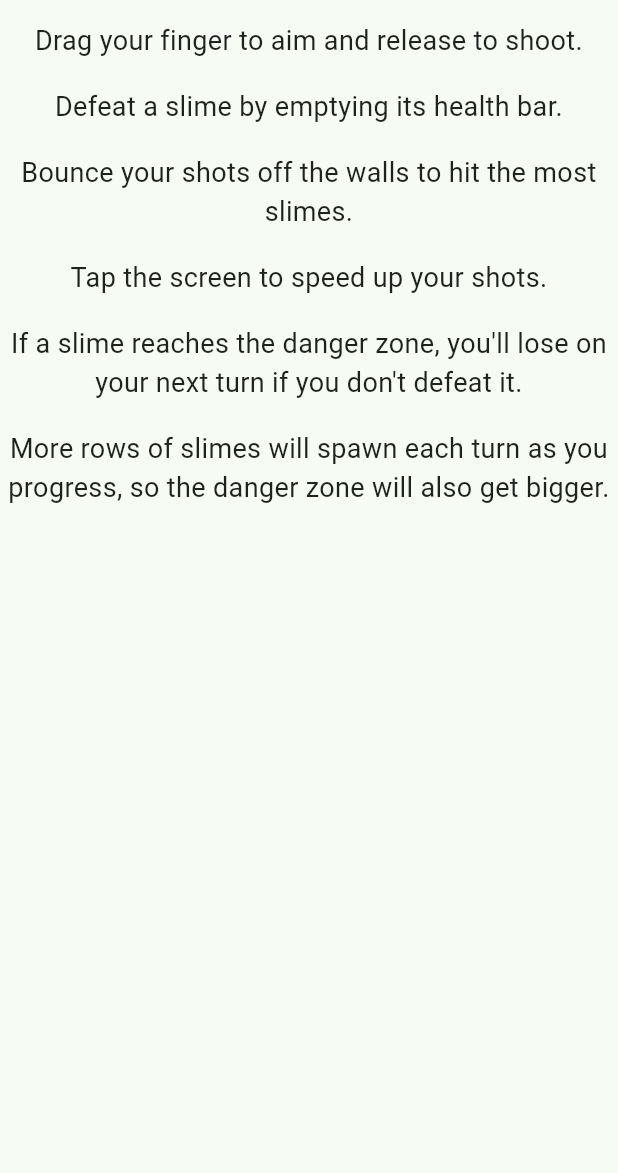
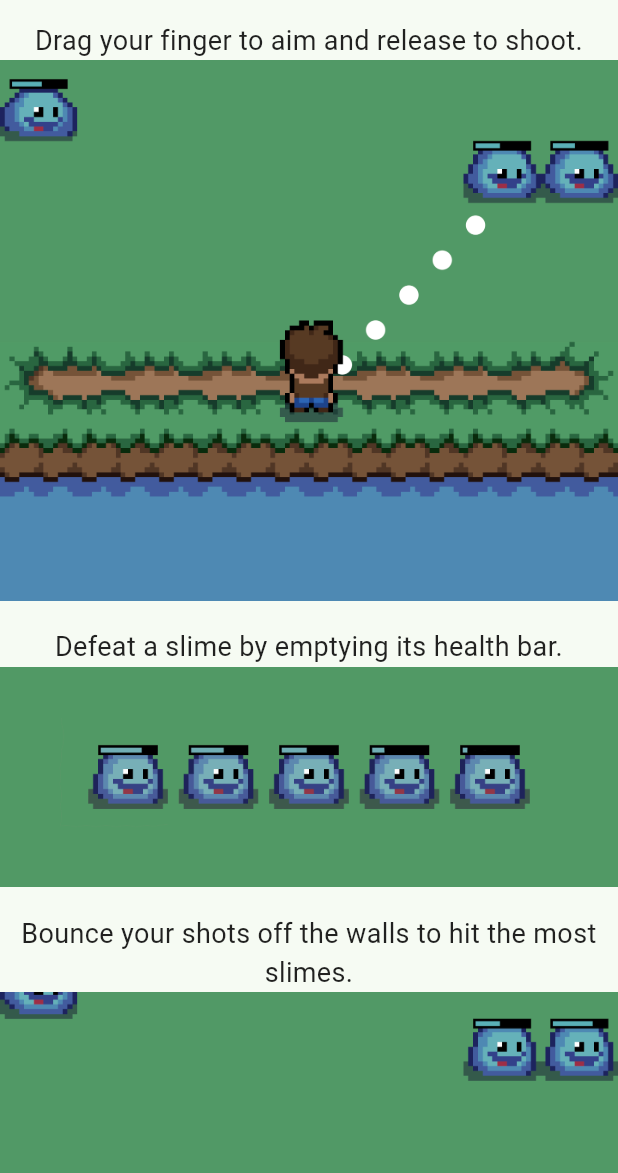
Before and after one commit to adil192/ricochlime, a Flutter app: the TutorialPage screen opened by its route, on a phone screen of 412 x 824 dp, the part 63-1236 px from its top. Run offline on Flutter 3.47's test engine with Material 2 defaults, Android fonts, the phone set to English and light mode, and no system bars; our stand-ins replace font_awesome_flutter, go_router, google_fonts, google_mobile_ads, shared_preferences; missing offline and left inert: app_tracking_transparency, flame, flame_forge2d, forge2d; accounts and stored records are empty; generated files the repository leaves out were written again; Roboto replaces fonts that are missing (Silkscreen).

Commit message:
feat: add images to tutorial
Closes #10

```diff
--- a/lib/pages/tutorial.dart
+++ b/lib/pages/tutorial.dart
@@ -3,6 +3,8 @@ import 'package:ricochlime/i18n/strings.g.dart';
 
 class TutorialPage extends StatelessWidget {
   const TutorialPage({super.key});
+
+  static const maxWidth = 600.0;
 
   @override
   Widget build(BuildContext context) {
@@ -13,7 +15,7 @@ class TutorialPage extends StatelessWidget {
       body: Center(
         child: ConstrainedBox(
           constraints: const BoxConstraints(
-            maxWidth: 600,
+            maxWidth: maxWidth,
           ),
           child: DefaultTextStyle.merge(
             style: const TextStyle(
@@ -21,35 +23,52 @@ class TutorialPage extends StatelessWidget {
             ),
             child: ListView(
               children: [
-                // TODO(adil192): Add images to tutorial
                 Text(
                   t.tutorialPage.aimAtSlimes,
                   textAlign: TextAlign.center,
+                ),
+                const _TutorialScreenshot(
+                  image: AssetImage('assets/tutorial/aimAtSlimes.png'),
                 ),
                 const SizedBox(height: 18),
                 Text(
                   t.tutorialPage.emptyHealthbar,
                   textAlign: TextAlign.center,
                 ),
+                const _TutorialScreenshot(
+                  image: AssetImage('assets/tutorial/emptyHealthbar.png'),
+                ),
                 const SizedBox(height: 18),
                 Text(
                   t.tutorialPage.bounceOffWalls,
                   textAlign: TextAlign.center,
+                ),
+                const _TutorialScreenshot(
+                  image: AssetImage('assets/tutorial/bounceOffWalls.png'),
                 ),
                 const SizedBox(height: 18),
                 Text(
                   t.tutorialPage.tapSpeedUp,
                   textAlign: TextAlign.center,
                 ),
+                const _TutorialScreenshot(
+                  image: AssetImage('assets/tutorial/tapSpeedUp.png'),
+                ),
                 const SizedBox(height: 18),
                 Text(
                   t.tutorialPage.dangerZone,
                   textAlign: TextAlign.center,
                 ),
+                const _TutorialScreenshot(
+                  image: AssetImage('assets/tutorial/dangerZone.png'),
+                ),
                 const SizedBox(height: 18),
                 Text(
                   t.tutorialPage.moreSlimes,
                   textAlign: TextAlign.center,
+                ),
+                const _TutorialScreenshot(
+                  image: AssetImage('assets/tutorial/moreSlimes.png'),
                 ),
                 const SizedBox(height: 18),
               ],
@@ -60,3 +79,30 @@ class TutorialPage extends StatelessWidget {
     );
   }
 }
+
+class _TutorialScreenshot extends StatelessWidget {
+  const _TutorialScreenshot({
+    // ignore: unused_element
+    super.key,
+    required this.image,
+  });
+
+  final ImageProvider image;
+
+  @override
+  Widget build(BuildContext context) {
+    final size = MediaQuery.of(context).size;
+    if (size.width > TutorialPage.maxWidth) {
+      return ClipRRect(
+        borderRadius: BorderRadius.circular(8),
+        child: Image(
+          image: image,
+        ),
+      );
+    } else {
+      return Image(
+        image: image,
+      );
+    }
+  }
+}
--- a/pubspec.yaml
+++ b/pubspec.yaml
@@ -82,6 +82,7 @@ flutter:
   #   - images/a_dot_ham.jpeg
   assets:
     - assets/images/
+    - assets/tutorial/
     - assets/icon/icon.png
     - assets/google_fonts/Atkinson_Hyperlegible/
     - assets/google_fonts/Silkscreen/
```
Also changed, not shown: assets/tutorial/aimAtSlimes.png (added), assets/tutorial/bounceOffWalls.png (added), assets/tutorial/dangerZone.png (added), assets/tutorial/emptyHealthbar.png (added), assets/tutorial/moreSlimes.png (added), assets/tutorial/tapSpeedUp.png (added).
